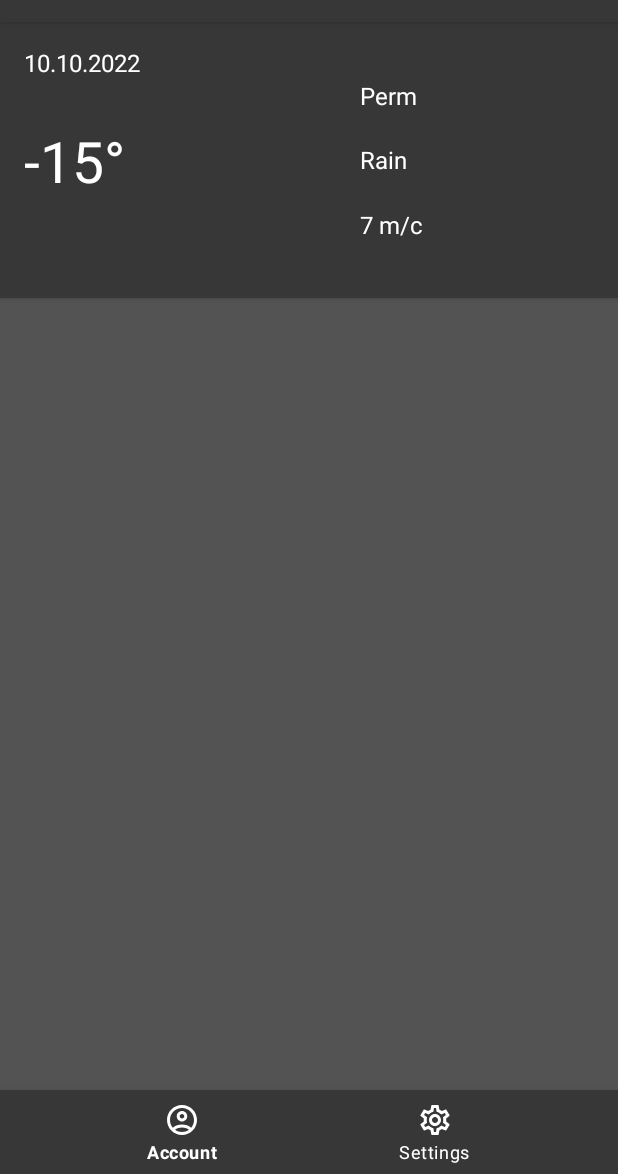
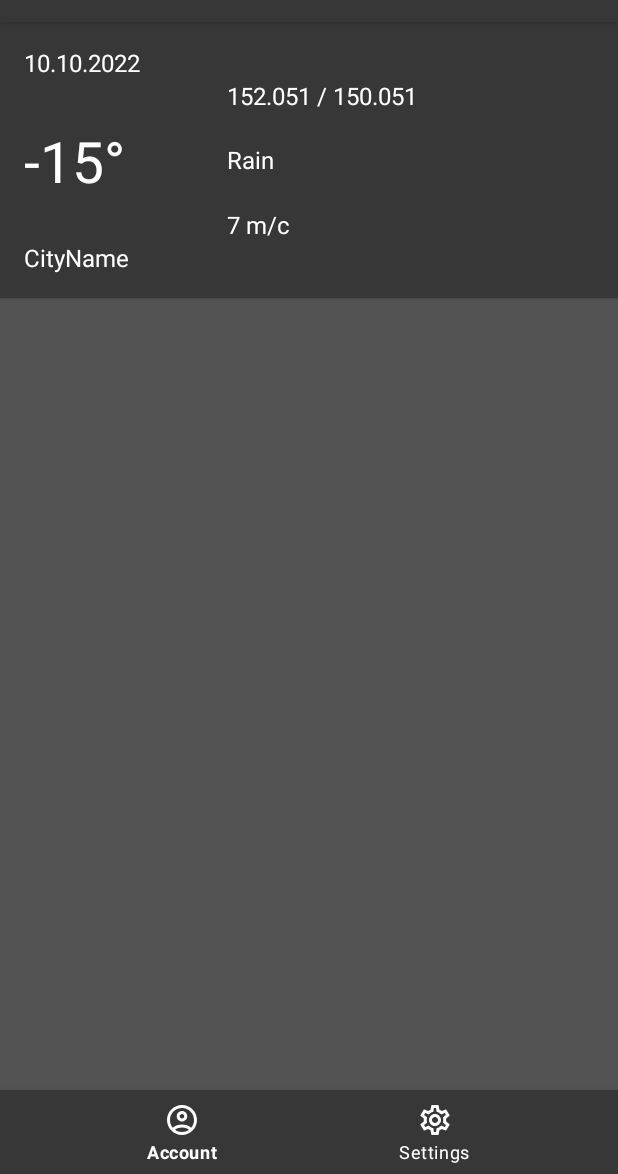
Before and after one commit to Niko185/weGarb, an Android app: the screen it shows after launch (MainActivity), on a phone screen of 412 x 824 dp, the part 62-1236 px from its top. Run offline under Robolectric (Android 15) with nearby library versions, the phone set to English and light mode, and no system bars; our stand-ins replace Volley; Roboto replaces fonts that are not available here; 2 statements that could not run were skipped.

Commit message:
Add functional RequestNameCity Done

```diff
--- /dev/null
+++ b/app/src/main/java/com/example/wegarb/data/WeatherModelCityName.kt
@@ -0,0 +1,5 @@
+package com.example.wegarb.data
+
+data class WeatherModelCityName(
+    val cityName: String
+)
--- a/app/src/main/java/com/example/wegarb/vm/MainViewModel.kt
+++ b/app/src/main/java/com/example/wegarb/vm/MainViewModel.kt
@@ -3,8 +3,10 @@ package com.example.wegarb.vm
 import androidx.lifecycle.MutableLiveData
 import androidx.lifecycle.ViewModel
 import com.example.wegarb.data.WeatherModel
+import com.example.wegarb.data.WeatherModelCityName
 
 
 class MainViewModel : ViewModel() {
     val currentLiveDataHeadModel = MutableLiveData<WeatherModel>()
+    val cityName = MutableLiveData<WeatherModelCityName>()
 }
--- a/app/src/main/res/layout/fragment_account.xml
+++ b/app/src/main/res/layout/fragment_account.xml
@@ -55,7 +55,7 @@
                 android:text="7 m/c"
                 android:textColor="@color/white"
                 android:textSize="16sp"
-                app:layout_constraintBottom_toTopOf="@+id/tvMessage"
+                app:layout_constraintBottom_toTopOf="@+id/tvCityName"
                 app:layout_constraintEnd_toEndOf="parent"
                 app:layout_constraintHorizontal_bias="0.0"
                 app:layout_constraintStart_toStartOf="@+id/tvCurrentCondition" />
@@ -66,7 +66,7 @@
                 android:layout_height="wrap_content"
                 android:layout_marginEnd="134dp"
                 android:fontFamily="@font/roboto_medium"
-                android:text="Perm"
+                android:text="152.051 / 150.051"
                 android:textColor="@color/white"
                 android:textSize="16sp"
                 app:layout_constraintEnd_toEndOf="parent"
@@ -89,16 +89,16 @@
                 app:layout_constraintVertical_bias="0.488" />
 
             <TextView
-                android:id="@+id/tvMessage"
+                android:id="@+id/tvCityName"
                 android:layout_width="wrap_content"
                 android:layout_height="wrap_content"
                 android:layout_marginStart="16dp"
                 android:layout_marginBottom="16dp"
                 android:fontFamily="@font/roboto_medium"
-                android:text="Ohhh... brrr... cooold.."
+                android:text="CityName"
                 android:textColor="@color/white"
                 android:textSize="16sp"
-                android:visibility="invisible"
+                android:visibility="visible"
                 app:layout_constraintBottom_toBottomOf="parent"
                 app:layout_constraintStart_toStartOf="parent" />
 
```
Also changed, not shown: app/src/main/java/com/example/wegarb/view/fragments/AccountFragment.kt (+53 -20 lines).
